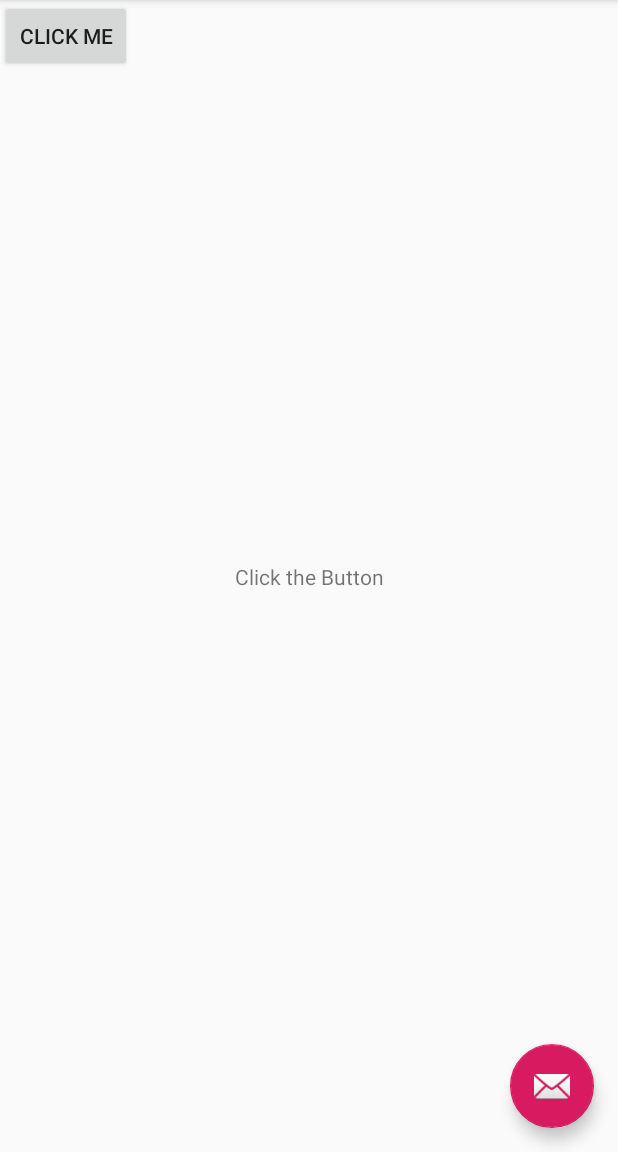
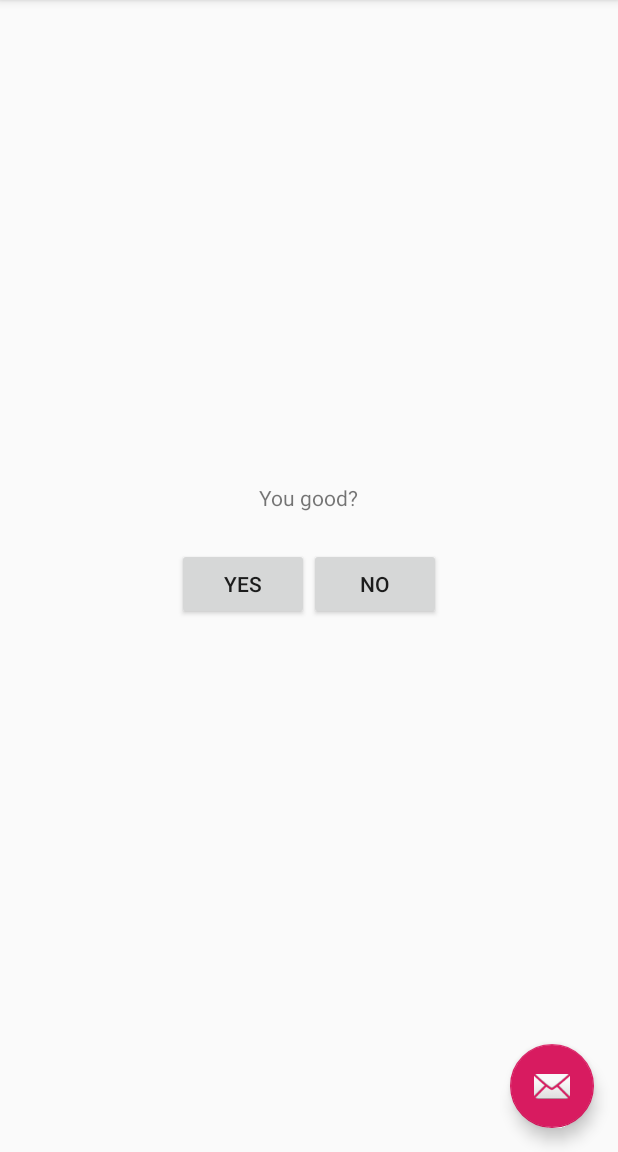
Before and after one commit to hiper2d/android-payground, an Android app: the screen it shows after launch (MainActivity), on a phone screen of 412 x 824 dp, the part 84-1236 px from its top. Run offline under Robolectric (Android 15) with nearby library versions, the phone set to English and light mode, and no system bars.

Commit message:
Added some button controls and a toast

```diff
--- a/app/src/main/java/com/hiper2d/androidplayground/MainActivity.kt
+++ b/app/src/main/java/com/hiper2d/androidplayground/MainActivity.kt
@@ -6,16 +6,27 @@ import androidx.appcompat.app.AppCompatActivity;
 import android.view.Menu
 import android.view.MenuItem
 import android.view.View
+import android.widget.Button
 import android.widget.TextView
+import android.widget.Toast
 
 import kotlinx.android.synthetic.main.activity_main.*
 
 class MainActivity : AppCompatActivity() {
 
+    private lateinit var trueButton: Button
+    private lateinit var falseButton: Button
+
     override fun onCreate(savedInstanceState: Bundle?) {
         super.onCreate(savedInstanceState)
         setContentView(R.layout.activity_main)
         setSupportActionBar(toolbar)
+
+        trueButton = findViewById(R.id.true_button)
+        falseButton = findViewById(R.id.false_button)
+
+        trueButton.setOnClickListener { Toast.makeText(this, R.string.answer_correct, Toast.LENGTH_SHORT).show() }
+        falseButton.setOnClickListener { Toast.makeText(this, R.string.answer_incorrect, Toast.LENGTH_SHORT).show() }
 
         fab.setOnClickListener { view ->
             Snackbar.make(view, "Replace with your own action", Snackbar.LENGTH_LONG)
@@ -38,9 +49,4 @@ class MainActivity : AppCompatActivity() {
             else -> super.onOptionsItemSelected(item)
         }
     }
-
-    fun randButtonClick(view: View) {
-        val textView = findViewById<TextView>(R.id.result)
-        textView.text = (1..6).random().toString()
-    }
 }
--- a/app/src/main/res/layout/activity_main.xml
+++ b/app/src/main/res/layout/activity_main.xml
@@ -21,7 +21,29 @@
 
     </com.google.android.material.appbar.AppBarLayout>
 
-    <include layout="@layout/content_main"/>
+    <LinearLayout
+            android:orientation="vertical"
+            android:layout_width="match_parent"
+            android:layout_height="match_parent" android:gravity="center" android:id="@+id/ContentLayout">
+        <TextView
+                android:text="@string/question_text"
+                android:layout_width="wrap_content"
+                android:layout_height="wrap_content" android:id="@+id/question_text" android:padding="24dp"/>
+        <LinearLayout
+                android:orientation="horizontal"
+                android:layout_width="wrap_content"
+                android:layout_height="wrap_content" android:id="@+id/ButtonsLayout" style="buttonBarStyle">
+            <Button
+                    android:layout_width="wrap_content"
+                    android:layout_height="wrap_content" android:text="@string/true_button"
+                    android:id="@+id/true_button" style="buttonBarButtonStyle"/>
+            <Button
+                    android:layout_width="match_parent"
+                    android:layout_height="wrap_content" android:text="@string/false_button"
+                    style="buttonBarButtonStyle" android:id="@+id/false_button"/>
+        </LinearLayout>
+    </LinearLayout>
+
 
     <com.google.android.material.floatingactionbutton.FloatingActionButton
             android:id="@+id/fab"
--- a/app/src/main/res/layout/content_main.xml
+++ /dev/null
@@ -1,27 +0,0 @@
-<?xml version="1.0" encoding="utf-8"?>
-<androidx.constraintlayout.widget.ConstraintLayout
-        xmlns:android="http://schemas.android.com/apk/res/android"
-        xmlns:tools="http://schemas.android.com/tools"
-        xmlns:app="http://schemas.android.com/apk/res-auto"
-        android:layout_width="match_parent"
-        android:layout_height="match_parent"
-        app:layout_behavior="@string/appbar_scrolling_view_behavior"
-        tools:showIn="@layout/activity_main"
-        tools:context=".MainActivity">
-
-    <TextView
-            android:id="@+id/result"
-            android:layout_width="wrap_content"
-            android:layout_height="wrap_content"
-            android:text="Click the Button"
-            app:layout_constraintBottom_toBottomOf="parent"
-            app:layout_constraintLeft_toLeftOf="parent"
-            app:layout_constraintRight_toRightOf="parent"
-            app:layout_constraintTop_toTopOf="parent"/>
-    <Button
-            android:text="Click Me"
-            android:layout_width="wrap_content"
-            android:layout_height="wrap_content" tools:layout_editor_absoluteY="236dp"
-            tools:layout_editor_absoluteX="161dp" android:id="@+id/button" android:onClick="randButtonClick"/>
-
-</androidx.constraintlayout.widget.ConstraintLayout>
--- a/app/src/main/res/values/strings.xml
+++ b/app/src/main/res/values/strings.xml
@@ -1,4 +1,9 @@
 <resources>
     <string name="app_name">Android Playground</string>
     <string name="action_settings">Settings</string>
+    <string name="question_text">You good?</string>
+    <string name="true_button">Yes</string>
+    <string name="false_button">No</string>
+    <string name="answer_correct">Right</string>
+    <string name="answer_incorrect">Too bad</string>
 </resources>
```
